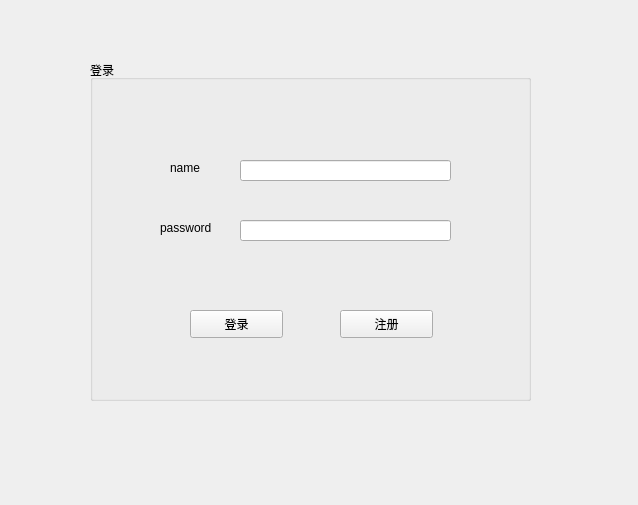
Before: the Qt Designer form login_loginsystem/widget.ui in frightant/QTproject-practice, drawn with Qt 5.
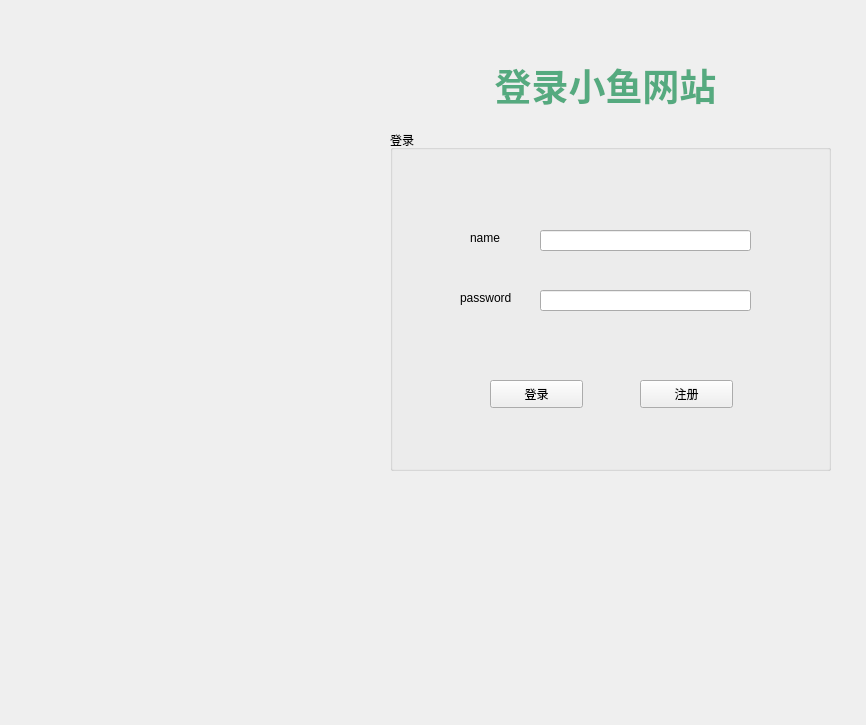
After: the same form once the commit is applied.

Commit message: update dir 以及对登录系统(login)进行了优化，添加了图片和密码加密显示功能，优化了布局

What changed in the file:
```diff
--- a/login_loginsystem/widget.ui
+++ b/login_loginsystem/widget.ui
@@ -6,8 +6,8 @@
    <rect>
     <x>0</x>
     <y>0</y>
-    <width>638</width>
-    <height>505</height>
+    <width>866</width>
+    <height>725</height>
    </rect>
   </property>
   <property name="windowTitle">
@@ -16,8 +16,8 @@
   <widget class="QGroupBox" name="groupBox">
    <property name="geometry">
     <rect>
-     <x>90</x>
-     <y>60</y>
+     <x>390</x>
+     <y>130</y>
      <width>441</width>
      <height>341</height>
     </rect>
@@ -70,6 +70,9 @@
       <height>21</height>
      </rect>
     </property>
+    <property name="echoMode">
+     <enum>QLineEdit::Password</enum>
+    </property>
    </widget>
    <widget class="QPushButton" name="loginbutton">
     <property name="geometry">
@@ -98,6 +101,32 @@
     </property>
    </widget>
   </widget>
+  <widget class="QLabel" name="lebpix">
+   <property name="geometry">
+    <rect>
+     <x>0</x>
+     <y>10</y>
+     <width>381</width>
+     <height>681</height>
+    </rect>
+   </property>
+   <property name="text">
+    <string/>
+   </property>
+  </widget>
+  <widget class="QLabel" name="label_3">
+   <property name="geometry">
+    <rect>
+     <x>370</x>
+     <y>10</y>
+     <width>471</width>
+     <height>151</height>
+    </rect>
+   </property>
+   <property name="text">
+    <string>&lt;html&gt;&lt;head/&gt;&lt;body&gt;&lt;p align=&quot;center&quot;&gt;&lt;span style=&quot; font-size:28pt; font-weight:600; color:#55aa7f;&quot;&gt;登录小鱼网站&lt;/span&gt;&lt;/p&gt;&lt;/body&gt;&lt;/html&gt;</string>
+   </property>
+  </widget>
  </widget>
  <resources/>
  <connections/>
```
The commit also changes 5 other files.
